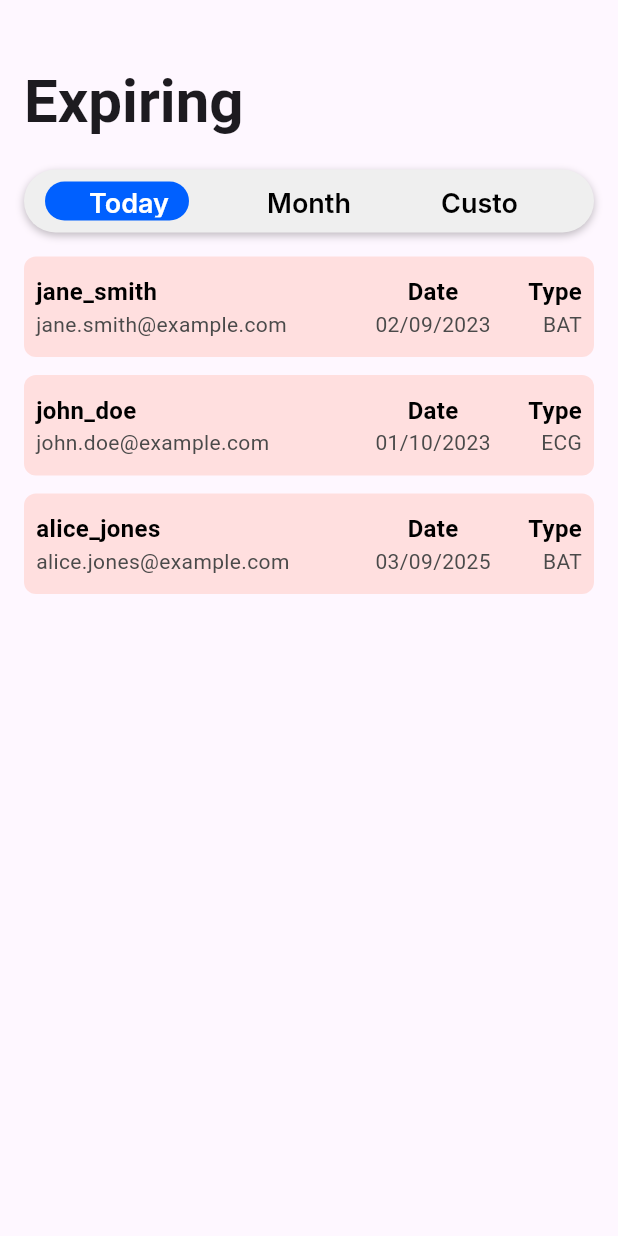
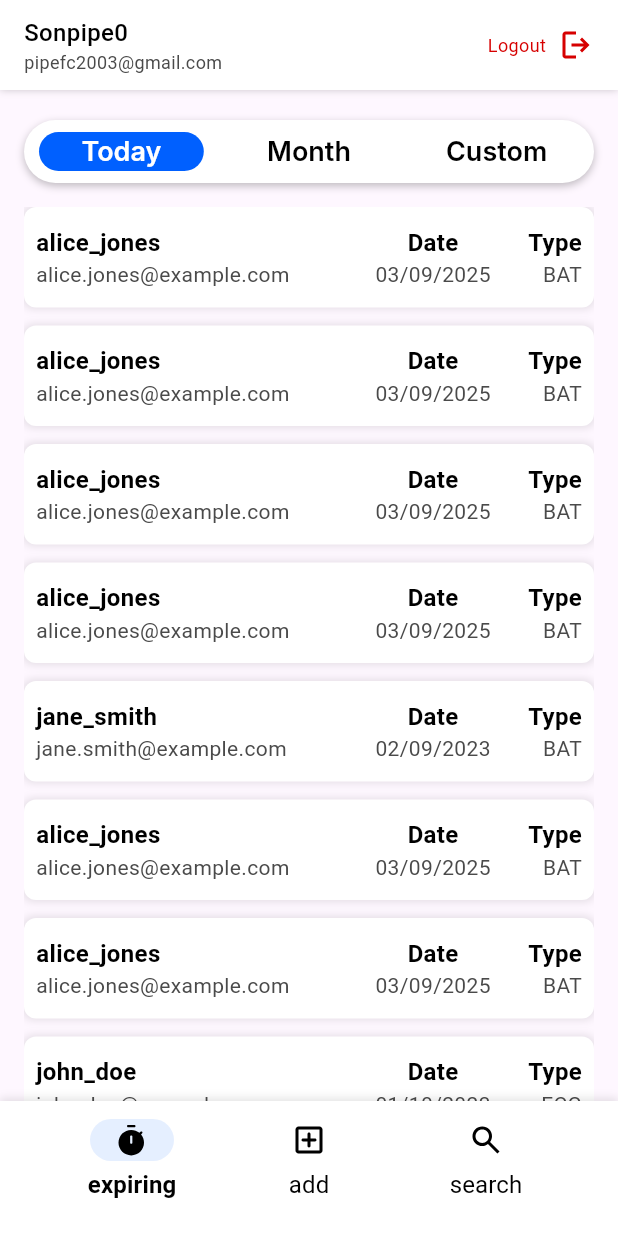
Before and after one commit to sonpipe0/expirations-jotatec, a Flutter app: the screen it shows after launch, on a phone screen of 412 x 824 dp. Run offline on Flutter 3.47's test engine with Material 3 defaults, Android fonts, the phone set to English and light mode, and no system bars; drawn by our look-alikes of skeletonizer; our stand-ins replace flutter_svg, preload_page_view; Roboto replaces fonts that are missing (Inter).

Commit message:
Feed Page and NavBar Finished
Finished:
- Feed Normal Flow
- Feed loading Skeletons
Missing:
- Custom Date selector Feed Page

```diff
--- /dev/null
+++ b/devtools_options.yaml
@@ -0,0 +1,3 @@
+description: This file stores settings for Dart & Flutter DevTools.
+documentation: https://docs.flutter.dev/tools/devtools/extensions#configure-extension-enablement-states
+extensions:
--- a/lib/components/FeedCard.dart
+++ b/lib/components/FeedCard.dart
@@ -1,3 +1,4 @@
+import 'package:expirations/design_system/colors.dart';
 import 'package:expirations/types/CardTypeEnums.dart';
 import 'package:expirations/types/FeedCardInfo.dart';
 import 'package:flutter/material.dart';
@@ -6,7 +7,8 @@ const SecondaryStyle = TextStyle(
     fontFamily: 'Roboto',
     fontSize: 14,
     fontWeight: FontWeight.normal,
-    color: Color(0xff4a4a4a));
+    color: grey500,
+);
 
 const PrimaryStyle = TextStyle(
   fontFamily: 'Roboto',
@@ -32,9 +34,17 @@ class FeedCard extends StatelessWidget {
   @override
   Widget build(BuildContext context) {
     return Container(
-      decoration: BoxDecoration(
-        color: Color(0xffffdfdf),
-        borderRadius: BorderRadius.circular(8.0),
+      decoration: const BoxDecoration(
+        color: white,
+        borderRadius: BorderRadius.all(Radius.circular(8)),
+        boxShadow: [
+          BoxShadow(
+            color: Color(0x1A000000),
+            blurRadius: 4,
+            offset: Offset(0, 0),
+            spreadRadius: 1
+          ),
+        ],
       ),
       padding: EdgeInsets.symmetric(vertical: 12, horizontal: 8),
       child: Row(
--- /dev/null
+++ b/lib/components/NavIcon.dart
@@ -0,0 +1,54 @@
+import 'package:expirations/design_system/colors.dart';
+import 'package:flutter/material.dart';
+import 'package:flutter_svg/flutter_svg.dart';
+
+class NavIcon extends StatelessWidget {
+  final String trailingText;
+  final bool selected;
+  final String iconName;
+  const NavIcon(
+      {super.key,
+      required this.trailingText,
+      required this.iconName,
+      this.selected = false});
+
+  @override
+  Widget build(BuildContext context) {
+    return Container(
+      width: 84,
+      height: 55,
+      padding: EdgeInsets.all(0),
+      child: Column(
+        mainAxisAlignment: MainAxisAlignment.start,
+        crossAxisAlignment: CrossAxisAlignment.center,
+        spacing: 4,
+        mainAxisSize: MainAxisSize.max,
+        children: [
+          AnimatedContainer(
+            duration: Duration(milliseconds: 150),
+            padding: selected ? EdgeInsets.symmetric(horizontal: 16, vertical: 2) : EdgeInsets.all(0),
+            margin: !selected ? EdgeInsets.symmetric(vertical: 2) : EdgeInsets.all(0),
+            decoration: selected ? BoxDecoration(
+              color: blue_10op,
+              borderRadius: BorderRadius.circular(16)
+            ): null,
+          child: SvgPicture.asset(
+            'assets/icons/$iconName${selected ? '_filled.svg' : '.svg'}',
+            width: 24,
+            height: 24,
+          ),
+          ),
+          Text(
+            trailingText,
+            style: TextStyle(
+              color: black,
+              fontFamily: 'Roboto',
+              fontWeight: selected ? FontWeight.w600 : FontWeight.w400,
+              fontSize: 16,
+            ),
+          )
+        ],
+      ),
+    );
+  }
+}
--- /dev/null
+++ b/lib/components/NavigationBar.dart
@@ -0,0 +1,79 @@
+import 'package:expirations/components/NavIcon.dart';
+import 'package:flutter/material.dart';
+
+class MyNavigationBar extends StatefulWidget {
+  const MyNavigationBar({super.key, required this.onValueChanged, this.selectedIndex = 0});
+
+  final ValueChanged<int> onValueChanged;
+  final int selectedIndex;
+
+  @override
+  State<MyNavigationBar> createState() => _MyNavigationBarState();
+}
+
+class _MyNavigationBarState extends State<MyNavigationBar> {
+  late int index;
+
+  @override
+  void initState() {
+    super.initState();
+    index = widget.selectedIndex;
+  }
+
+  void updateIndex(int newIndex) {
+    setState(() {
+      index = newIndex;
+    });
+    widget.onValueChanged(index);
+  }
+
+  @override
+  Widget build(BuildContext context) {
+    return Container(
+      margin: EdgeInsets.only(bottom: MediaQuery.of(context).viewPadding.bottom),
+      height: 90.0,
+      padding: EdgeInsets.all(12),
+      decoration: const BoxDecoration(
+        color: Colors.white,
+        boxShadow: [
+          BoxShadow(
+            color: Color(0x1A000000),
+            blurRadius: 4,
+            offset: Offset(0, -2),
+          ),
+        ],
+      ),
+      child: Row(
+        mainAxisSize: MainAxisSize.max,
+        crossAxisAlignment: CrossAxisAlignment.start,
+        mainAxisAlignment: MainAxisAlignment.spaceEvenly,
+        children: [
+          TextButton(
+            style: ButtonStyle(
+              padding: WidgetStateProperty.all<EdgeInsets>(EdgeInsets.zero),
+              overlayColor: WidgetStateProperty.all<Color>(Colors.transparent),
+            ),
+            onPressed: () => updateIndex(0),
+            child: NavIcon(trailingText: 'expiring', iconName: 'expiring', selected: index == 0),
+          ),
+          TextButton(
+            style: ButtonStyle(
+              padding: WidgetStateProperty.all<EdgeInsets>(EdgeInsets.zero),
+              overlayColor: WidgetStateProperty.all<Color>(Colors.transparent),
+            ),
+            onPressed: () => updateIndex(1),
+            child: NavIcon(trailingText: 'add', iconName: 'add', selected: index == 1),
+          ),
+          TextButton(
+            style: ButtonStyle(
+              padding: WidgetStateProperty.all<EdgeInsets>(EdgeInsets.zero),
+              overlayColor: WidgetStateProperty.all<Color>(Colors.transparent),
+            ),
+            onPressed: () => updateIndex(2),
+            child: NavIcon(trailingText: 'search', iconName: 'search', selected: index == 2),
+          ),
+        ],
+      ),
+    );
+  }
+}
--- a/lib/components/SegmentedSelector.dart
+++ b/lib/components/SegmentedSelector.dart
@@ -1,13 +1,21 @@
+import 'package:expirations/design_system/colors.dart';
 import 'package:flutter/material.dart';
+
+typedef MyBuilder = void Function(
+    BuildContext context, void Function(int) methodFromChild);
 
 class SegmentedSelector extends StatefulWidget {
   final List<String> items;
+  final MyBuilder builder;
   final ValueChanged<int> onValueChanged;
+  final int selectedIndex;
 
   const SegmentedSelector({
     super.key,
     this.items = const [],
+    required this.builder,
     required this.onValueChanged,
+    this.selectedIndex = 0,
   });
 
   @override
@@ -16,20 +24,37 @@ class SegmentedSelector extends StatefulWidget {
 
 class _SegmentedSelectorState extends State<SegmentedSelector> {
   late int index;
+  late int previousIndex;
 
-  @override
   @override
   void initState() {
     super.initState();
-    index = 0;
+    index = widget.selectedIndex;
+    previousIndex = index;
+  }
+
+  void updateIndex(int newIndex) {
+    setState(() {
+      previousIndex = index;
+      index = newIndex;
+    });
+    Future.delayed(Duration(milliseconds: 150), () {
+      setState(() {
+        previousIndex = newIndex;
+      });
+    });
   }
 
   @override
   Widget build(BuildContext context) {
+    widget.builder.call(context, updateIndex); // Call the builder here
+
+    final itemWidth = 96/360 * MediaQuery.of(context).size.width;
+
     return Container(
       height: 42.0,
       decoration: BoxDecoration(
-        color: const Color(0xffefefef),
+        color: white,
         boxShadow: [
           BoxShadow(
             color: const Color(0x40000000),
@@ -45,10 +70,11 @@ class _SegmentedSelectorState extends State<SegmentedSelector> {
           AnimatedPositioned(
             duration: Duration(milliseconds: 300),
             curve: Curves.easeInOut,
-            left: index * 96.0 + (index + 1) * (4 + index),
+            left: index * ((MediaQuery.of(context).size.width - (widget.items.length * itemWidth)) /
+                (widget.items.length - 1) + itemWidth - 26),
             height: 26.0,
             child: Container(
-              width: 96.0,
+              width: itemWidth,
               height: 42.0,
               decoration: BoxDecoration(
                 color: Color(0xff0060ff),
@@ -57,33 +83,34 @@ class _SegmentedSelectorState extends State<SegmentedSelector> {
             ),
           ),
           Row(
-            mainAxisAlignment: MainAxisAlignment.spaceAround,
+            mainAxisAlignment: MainAxisAlignment.spaceBetween,
             children: widget.items
                 .asMap()
                 .entries
                 .map(
                   (entry) => TextButton(
                     onPressed: () {
-                      setState(() {
-                        index = entry.key;
-                      });
+                      updateIndex(entry.key);
                       widget.onValueChanged(entry.key);
                     },
                     style: TextButton.styleFrom(
-                      fixedSize: Size.fromWidth(96),
+                      fixedSize: Size.fromWidth(itemWidth),
                       padding:
                           EdgeInsets.symmetric(vertical: 2, horizontal: 16),
                       alignment: Alignment.center,
                     ),
-                    child: Text(
-                      entry.value,
+                    child: AnimatedDefaultTextStyle(
+                      duration: Duration(milliseconds: 130),
                       style: TextStyle(
-                        color: entry.key == index ? Colors.white : Colors.black,
+                        color: entry.key == previousIndex
+                            ? Colors.white
+                            : Colors.black,
                         fontSize: 18.0,
                         letterSpacing: 0.0,
                         fontFamily: 'Inter',
                         fontWeight: FontWeight.w600,
                       ),
+                      child: Text(entry.value),
                     ),
                   ),
                 )
--- /dev/null
+++ b/lib/components/TopBar.dart
@@ -0,0 +1,88 @@
+import 'package:expirations/design_system/colors.dart';
+import 'package:flutter/material.dart';
+import 'package:flutter_svg/flutter_svg.dart';
+import 'package:provider/provider.dart';
+
+import '../types/UserInfo.dart';
+
+class TopBar extends StatelessWidget implements PreferredSizeWidget {
+  const TopBar({super.key});
+
+  @override
+  Widget build(BuildContext context) {
+    return Container(
+      height: 60.0,
+      margin: EdgeInsets.only(top: MediaQuery.of(context).padding.top),
+      padding: EdgeInsets.symmetric(horizontal: 16.0),
+      decoration: BoxDecoration(
+        color: white,
+        boxShadow: [
+          BoxShadow(
+            color: const Color(0x40000000),
+            blurRadius: 4,
+            offset: Offset(0, -1),
+          ),
+        ],
+      ),
+      child: Row(
+        mainAxisSize: MainAxisSize.max,
+        mainAxisAlignment: MainAxisAlignment.spaceBetween,
+        crossAxisAlignment: CrossAxisAlignment.end,
+        children: [
+          Column(
+            crossAxisAlignment: CrossAxisAlignment.start,
+            mainAxisAlignment: MainAxisAlignment.center,
+            children: [
+              Text(
+                context.read<UserInfo>().username,
+                style: TextStyle(
+                  color: black,
+                  fontSize: 16,
+                  fontWeight: FontWeight.w500,
+                ),
+              ),
+              Text(
+                context.read<UserInfo>().email,
+                style: TextStyle(
+                  color: grey500,
+                  fontSize: 12,
+                  fontWeight: FontWeight.w400,
+                ),
+              ),
+            ],
+          ),
+          Container(
+            height: double.infinity, //infinity
+            alignment: Alignment.center,
+
+            child: Row(
+              mainAxisSize: MainAxisSize.min,
+              mainAxisAlignment: MainAxisAlignment.spaceBetween,
+              crossAxisAlignment: CrossAxisAlignment.center,
+              children: [
+                Text(
+                  "Logout",
+                  style: TextStyle(
+                    color: red500,
+                    fontSize: 12,
+                    fontWeight: FontWeight.w400,
+                  ),
+                ),
+                SizedBox.fromSize(size: Size.fromWidth(8)),
+                SvgPicture.asset(
+                  'assets/icons/logout.svg',
+                  width: 24,
+                  height: 24,
+                  colorFilter: ColorFilter.mode(red500, BlendMode.srcIn),
+                ),
+              ],
+            ),
+          ),
+        ],
+      ),
+    );
+  }
+
+  @override
+  Size get preferredSize => Size.fromHeight(90.0);
+}
--- /dev/null
+++ b/lib/design_system/colors.dart
@@ -0,0 +1,16 @@
+import 'package:flutter/material.dart';
+
+
+const blue500 = Color(0xff0060ff);
+
+const blue_10op = Color(0x1a0060ff);
+
+const grey500 = Color(0xff4a4a4a);
+
+const red500 = Color(0xffd60000);
+
+const Color white = Color(0xffffffff);
+
+const Color black = Color(0xff000000);
+
+const Color background = Color(0xfff4f4f4);
--- a/lib/hooks/mockUseFeed.dart
+++ b/lib/hooks/mockUseFeed.dart
@@ -1,11 +1,10 @@
+import 'dart:math';
+
 import 'package:expirations/types/CardTypeEnums.dart';
 import 'package:expirations/types/FeedCardInfo.dart';
 
-class MockUseFeed {
-  const MockUseFeed();
-
-
-  List<FeedCardInfo> getFeed() {
+Future<List<FeedCardInfo>> getFeed(int index) async{
+  List<String> indexToType = ['Today', 'Tomorrow', 'Custom'];
   final List<FeedCardInfo> list = [
     FeedCardInfo(
       username: 'john_doe',
@@ -25,8 +24,94 @@ class MockUseFeed {
       date: DateTime(2025, 9, 3),
       type: CardTypeEnum.BATTERY,
     ),
+    FeedCardInfo(
+      username: 'alice_jones',
+      email: 'alice.jones@example.com',
+      date: DateTime(2025, 9, 3),
+      type: CardTypeEnum.BATTERY,
+    ),
+    FeedCardInfo(
+      username: 'alice_jones',
+      email: 'alice.jones@example.com',
+      date: DateTime(2025, 9, 3),
+      type: CardTypeEnum.BATTERY,
+    ),
+    FeedCardInfo(
+      username: 'alice_jones',
+      email: 'alice.jones@example.com',
+      date: DateTime(2025, 9, 3),
+      type: CardTypeEnum.BATTERY,
+    ),
+    FeedCardInfo(
+      username: 'alice_jones',
+      email: 'alice.jones@example.com',
+      date: DateTime(2025, 9, 3),
+      type: CardTypeEnum.BATTERY,
+    ),
+    FeedCardInfo(
+      username: 'alice_jones',
+      email: 'alice.jones@example.com',
+      date: DateTime(2025, 9, 3),
+      type: CardTypeEnum.BATTERY,
+    ),
   ];
 
+  // Simulate a delay
+  return Future.delayed(const Duration(seconds: 2), () {
+    list.shuffle(Random(indexToType[index].length));
     return list;
+  });
 }
+
+List<FeedCardInfo> populateSkeletons() {
+  return [
+    FeedCardInfo(
+      username: 'john_doe',
+      email: 'john_doe@gmail.com',
+      date: DateTime(2023, 10, 1),
+      type: CardTypeEnum.ECG_PAD,
+    ),
+    FeedCardInfo(
+      username: 'john_doe',
+      email: 'john_doe@gmail.com',
+      date: DateTime(2023, 10, 1),
+      type: CardTypeEnum.ECG_PAD,
+    ),
+    FeedCardInfo(
+      username: 'john_doe',
+      email: 'john_doe@gmail.com',
+      date: DateTime(2023, 10, 1),
+      type: CardTypeEnum.ECG_PAD,
+    ),
+    FeedCardInfo(
+      username: 'john_doe',
+      email: 'john_doe@gmail.com',
+      date: DateTime(2023, 10, 1),
+      type: CardTypeEnum.ECG_PAD,
+    ),
+    FeedCardInfo(
+      username: 'john_doe',
+      email: 'john_doe@gmail.com',
+      date: DateTime(2023, 10, 1),
+      type: CardTypeEnum.ECG_PAD,
+    ),
+    FeedCardInfo(
+      username: 'john_doe',
+      email: 'john_doe@gmail.com',
+      date: DateTime(2023, 10, 1),
+      type: CardTypeEnum.ECG_PAD,
+    ),
+    FeedCardInfo(
+      username: 'john_doe',
+      email: 'john_doe@gmail.com',
+      date: DateTime(2023, 10, 1),
+      type: CardTypeEnum.ECG_PAD,
+    ),
+    FeedCardInfo(
+      username: 'john_doe',
+      email: 'john_doe@gmail.com',
+      date: DateTime(2023, 10, 1),
+      type: CardTypeEnum.ECG_PAD,
+    ),
+  ];
 }
--- a/lib/main.dart
+++ b/lib/main.dart
@@ -1,9 +1,9 @@
-import 'package:expirations/components/FeedCard.dart';
-import 'package:expirations/hooks/mockUseFeed.dart';
-import 'package:expirations/types/FeedCardInfo.dart';
+import 'package:expirations/pages/Feed.dart';
+import 'package:expirations/types/UserInfo.dart';
 import 'package:flutter/material.dart';
-
-import 'components/SegmentedSelector.dart';
+import 'package:provider/provider.dart';
+import 'components/NavigationBar.dart';
+import 'components/TopBar.dart';
 
 void main() {
   runApp(const MyApp());
@@ -26,59 +26,41 @@ class MyHomePage extends StatefulWidget {
   State<MyHomePage> createState() => _MyHomePageState();
 }
 
+Widget _getPage(int index) {
+  switch (index) {
+    case 0:
+      return Feed();
+    case 1:
+      return Center(
+        child: Text('Add'),
+      );
+    case 2:
+      return Center(child: Text('Search'));
+    default:
+      throw ArgumentError('Unexpected index: $index');
+  }
+}
+
 class _MyHomePageState extends State<MyHomePage> {
-  int index = 0;
-
-  final List<FeedCardInfo> feedCards = List.from(MockUseFeed().getFeed()..sort((a, b) => a.date.compareTo(b.date)));
-
-  void _onValueChanged(int newIndex) {
-    setState(() {
-      index = newIndex;
-    });
-  }
+  int navIndex = 0;
 
   @override
   Widget build(BuildContext context) {
-    return Scaffold(
-      appBar: AppBar(
-        toolbarHeight: 93,
-        backgroundColor: Theme.of(context).colorScheme.surfaceBright,
-        title: Padding(
-          padding: EdgeInsets.only(top: 42),
-          child: Text(
-            widget.title,
-            style: TextStyle(
-              fontSize: 40,
-              fontWeight: FontWeight.w600,
-              fontFamily: 'Roboto',
-            ),
-            overflow: TextOverflow.ellipsis,
-          ),
+    return Provider<UserInfo?>(
+      create: (context) =>
+          UserInfo(username: 'Sonpipe0', email: 'pipefc2003@gmail.com'),
+      dispose: (context, value) => value?.dispose(),
+      child: Scaffold(
+        appBar: TopBar(),
+        bottomNavigationBar: MyNavigationBar(
+          onValueChanged: (int newIndex) {
+            setState(() {
+              navIndex = newIndex;
+            });
+          },
+          selectedIndex: navIndex,
         ),
-      ),
-      body: Padding(
-        padding: EdgeInsets.symmetric(horizontal: 16.0),
-        child: Column(
-          children: [
-            SizedBox.fromSize(size: Size.fromHeight(20)),
-            SegmentedSelector(
-              items: ['Today', 'Month', 'Custom'],
-              onValueChanged: _onValueChanged,
-            ),
-            SizedBox.fromSize(size: Size.fromHeight(16)),
-            Column(
-              mainAxisSize: MainAxisSize.max,
-              spacing: 12.0,
-              children: [
-                ...feedCards.asMap().entries.map((entry) {
-                  int index = entry.key;
-                  FeedCardInfo info = entry.value;
-                  return FeedCard(key: ValueKey(index), information: info);
-                })
-              ],
-            )
-          ],
-        ),
+        body: _getPage(navIndex),
       ),
     );
   }
--- /dev/null
+++ b/lib/pages/Feed.dart
@@ -0,0 +1,127 @@
+import 'package:expirations/components/FeedCard.dart';
+import 'package:expirations/hooks/mockUseFeed.dart';
+import 'package:expirations/types/FeedCardInfo.dart';
+import 'package:flutter/material.dart';
+import 'package:preload_page_view/preload_page_view.dart';
+import 'package:skeletonizer/skeletonizer.dart';
+
+import '../components/SegmentedSelector.dart';
+
+
+
+
+class Feed extends StatefulWidget  {
+  const Feed({super.key});
+  @override
+  State<Feed> createState() => _FeedState();
+}
+
+
+class _FeedState extends State<Feed> {
+
+  int prevIndex = 0;
+  int segmentIndex = 0;
+  late void Function(int) updateIndex;
+  late PreloadPageController _pageController;
+  List<bool> loading = [true, true, true];
+  late List<List<FeedCardInfo>> feedCards = [
+    [],
+    [],
+    [],
+  ];
+
+  awaitFeed() async {
+    if (feedCards[segmentIndex].isNotEmpty && !loading[segmentIndex]) return;
+    setState(() {
+      loading[segmentIndex] = true;
+    });
+    feedCards[segmentIndex] = await getFeed(segmentIndex);
+    setState(() {
+      loading[segmentIndex] = false;
+    });
+  }
+
+  void _onValueChanged(int newIndex) {
+    setState(() {
+      prevIndex = segmentIndex;
+      segmentIndex = newIndex;
+      _pageController.animateToPage(
+        newIndex,
+        duration: Duration(milliseconds: (newIndex - prevIndex).abs()*500),
+        curve: Curves.easeInOut,
+      );
+    });
+  }
+
+
+  @override
+  void initState() {
+    super.initState();
+    _pageController = PreloadPageController();
+    awaitFeed();
+  }
+
+
+  @override
+  Widget build(BuildContext context) {
+    return Column(
+      mainAxisSize: MainAxisSize.max,
+      children: [
+        SizedBox.fromSize(size: Size.fromHeight(20)),
+        Padding(
+          padding: const EdgeInsets.symmetric(horizontal: 16.0),
+          child: SegmentedSelector(
+            items: ['Today', 'Month', 'Custom'],
+            onValueChanged: (newIndex) {
+              _onValueChanged(newIndex);
+            },
+            selectedIndex: segmentIndex,
+            builder:
+                (BuildContext context, void Function(int) methodFromChild) {
+              updateIndex = methodFromChild;
+            },
+          ),
+        ),
+        SizedBox.fromSize(size: Size.fromHeight(16)),
+        Expanded(
+          child: PreloadPageView.builder(
+            controller: _pageController,
+            onPageChanged: (int newIndex) {
+              setState(() {
+                if ((prevIndex - segmentIndex).abs() > 1) {
+                  prevIndex = segmentIndex;
+                  segmentIndex = newIndex;
+                  return;
+                }
+                prevIndex = segmentIndex;
+                segmentIndex = newIndex;
+                updateIndex(newIndex);
+              });
+              awaitFeed();
+            },
+            itemCount: 3,
+            preloadPagesCount: 2,
+            itemBuilder: (context, pageIndex) {
+              bool isLoading = loading[pageIndex];
+              return Padding(
+                padding: EdgeInsets.symmetric(horizontal: 16.0),
+                child: Skeletonizer(
+                  enabled: isLoading,
+                  child: ListView.separated(
+                    scrollDirection: Axis.vertical,
+                    itemCount: feedCards[pageIndex].isNotEmpty? feedCards[pageIndex].length : populateSkeletons().length,
+                    separatorBuilder: (context, index) =>
+                        SizedBox.fromSize(size: Size.fromHeight(12)),
+                    itemBuilder: (context, index) {
+                      return FeedCard(information: feedCards[pageIndex].isNotEmpty? feedCards[pageIndex][index] : populateSkeletons()[index]);
+                    },
+                  ),
+                ),
+              );
+            },
+          ),
+        ),
+      ],
+    );
+  }
+}
--- /dev/null
+++ b/lib/types/UserInfo.dart
@@ -0,0 +1,10 @@
+class UserInfo {
+  final String username;
+  final String email;
+
+  UserInfo({required this.username, required this.email});
+
+
+  void dispose() {
+  }
+}
```
Also changed, not shown: pubspec.yaml (+6 -72 lines), assets/icons/add.svg (added), assets/icons/add_filled.svg (added), assets/icons/expiring.svg (added), assets/icons/expiring_filled.svg (added), assets/icons/logout.svg (added), assets/icons/search.svg (added), assets/icons/search_filled.svg (added), pubspec.lock. Lines whose indentation alone changed are shown as unchanged.
